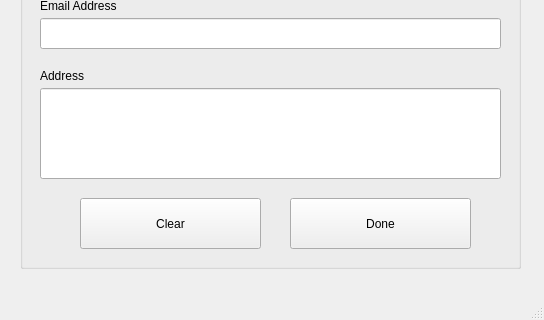
Qt form Screens/EditCustomer.ui (basil-ali-khan/Inventory-Management-System) before a commit; both pictures show x 0 to 544 and y 282 to 602 of the 544 by 602 pixel window.
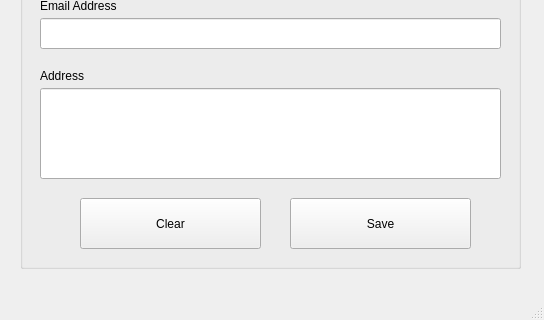
The same form after that commit.

Patch:
```diff
--- a/Screens/EditCustomer.ui
+++ b/Screens/EditCustomer.ui
@@ -258,7 +258,7 @@
      </rect>
     </property>
     <property name="text">
-     <string>Done</string>
+     <string>Save</string>
     </property>
    </widget>
   </widget>
```
